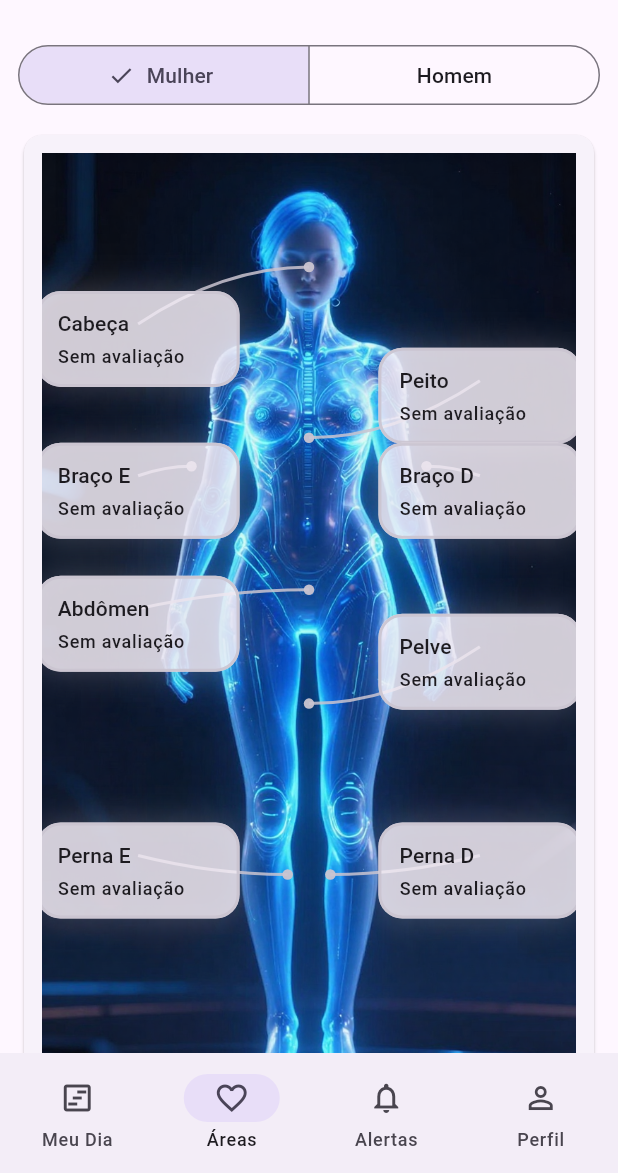
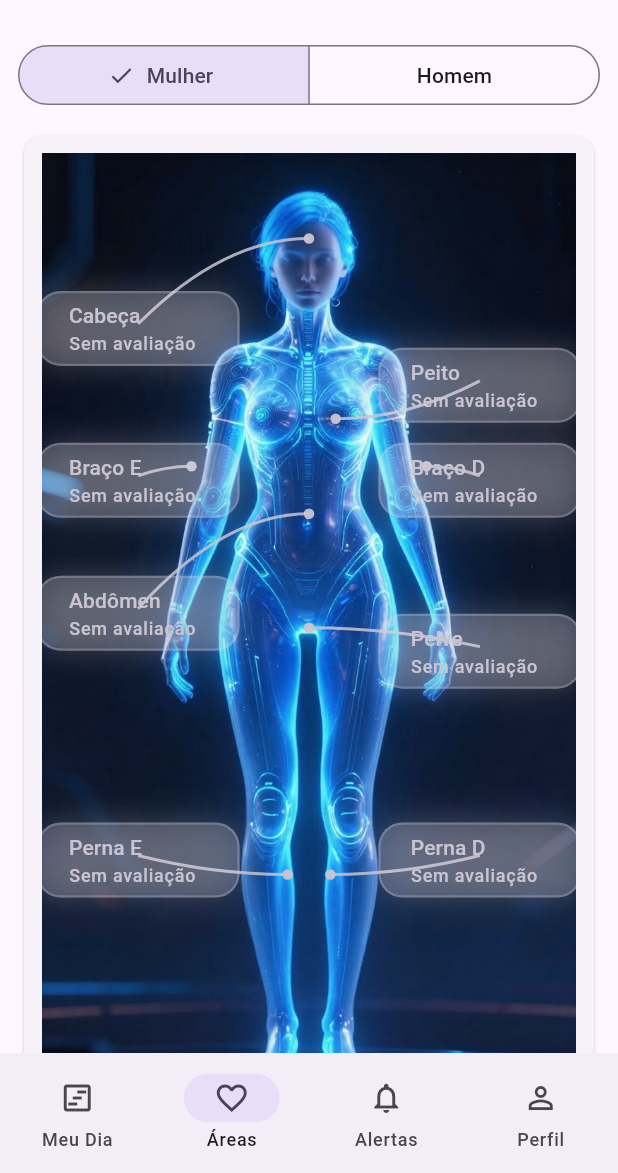
Before and after one commit to Fabrithizio/Vida_app, a Flutter app: the HomePage screen opened directly, item 2 of the bottom bar chosen, on a phone screen of 412 x 824 dp, the part 63-1236 px from its top. Run offline on Flutter 3.47's test engine with Material 3 defaults, Android fonts, the phone set to English and light mode, and no system bars; our stand-ins replace flutter_local_notifications, flutter_svg, hive_flutter, package_info_plus, shared_preferences, timezone; accounts and stored records are empty.

Commit message:
melhorias nos baloes de areas colocarassao

```diff
--- /dev/null
+++ b/devtools_options.yaml
@@ -0,0 +1,3 @@
+description: This file stores settings for Dart & Flutter DevTools.
+documentation: https://docs.flutter.dev/tools/devtools/extensions#configure-extension-enablement-states
+extensions:
--- a/lib/presentation/pages/home/tabs/areas/area_balloon.dart
+++ b/lib/presentation/pages/home/tabs/areas/area_balloon.dart
@@ -33,18 +33,18 @@ class AreaBalloon extends StatelessWidget {
     return ConstrainedBox(
       constraints: BoxConstraints(maxWidth: maxWidth),
       child: Material(
-        color: Theme.of(context).colorScheme.surface.withValues(alpha: 0.82),
+        color: Theme.of(context).colorScheme.surface.withValues(alpha: 0.20),
         borderRadius: BorderRadius.circular(16),
         child: InkWell(
           borderRadius: BorderRadius.circular(16),
           onTap: onTap,
           child: Container(
-            padding: const EdgeInsets.symmetric(horizontal: 12, vertical: 10),
+            padding: const EdgeInsets.symmetric(horizontal: 20, vertical: 5),
             decoration: BoxDecoration(
               borderRadius: BorderRadius.circular(16),
               border: Border.all(
-                color: border.withValues(alpha: 0.9),
-                width: 2,
+                color: border.withValues(alpha: 0.3),
+                width: 1.5,
               ),
               boxShadow: [
                 BoxShadow(
@@ -57,13 +57,20 @@ class AreaBalloon extends StatelessWidget {
             child: Column(
               crossAxisAlignment: CrossAxisAlignment.start,
               children: [
-                Text(title, style: Theme.of(context).textTheme.titleSmall),
-                const SizedBox(height: 4),
+                Text(
+                  title,
+                  style: Theme.of(context).textTheme.titleSmall?.copyWith(
+                    color: _borderColor(context), // usa a cor do status
+                  ),
+                ),
+                const SizedBox(height: 1),
                 Text(
                   subtitle,
                   maxLines: 2,
                   overflow: TextOverflow.ellipsis,
-                  style: Theme.of(context).textTheme.labelMedium,
+                  style: Theme.of(context).textTheme.labelMedium?.copyWith(
+                    color: _borderColor(context), // reaproveita a mesma cor
+                  ),
                 ),
               ],
             ),
--- a/lib/presentation/pages/home/tabs/areas/areas_balloon_config.dart
+++ b/lib/presentation/pages/home/tabs/areas/areas_balloon_config.dart
@@ -26,19 +26,19 @@ class AreasBalloonConfig {
         BalloonSpec(
           areaId: 'head',
           title: 'Cabeça',
-          from: Offset(0.50, 0.12),
+          from: Offset(0.50, 0.09),
           to: Offset(0.18, 0.18),
         ),
         BalloonSpec(
           areaId: 'chest',
           title: 'Peito',
-          from: Offset(0.50, 0.30),
+          from: Offset(0.55, 0.28),
           to: Offset(0.82, 0.24),
         ),
         BalloonSpec(
           areaId: 'abdomen',
           title: 'Abdômen',
-          from: Offset(0.50, 0.46),
+          from: Offset(0.50, 0.38),
           to: Offset(0.18, 0.48),
         ),
         BalloonSpec(
@@ -69,7 +69,7 @@ class AreasBalloonConfig {
         BalloonSpec(
           areaId: 'pelvis',
           title: 'Pelve',
-          from: Offset(0.50, 0.58),
+          from: Offset(0.50, 0.50),
           to: Offset(0.82, 0.52),
         ),
       ];
@@ -79,19 +79,19 @@ class AreasBalloonConfig {
       BalloonSpec(
         areaId: 'head',
         title: 'Cabeça',
-        from: Offset(0.50, 0.12),
+        from: Offset(0.50, 0.09),
         to: Offset(0.18, 0.18),
       ),
       BalloonSpec(
         areaId: 'chest',
         title: 'Peito',
-        from: Offset(0.50, 0.30),
+        from: Offset(0.50, 0.28),
         to: Offset(0.82, 0.24),
       ),
       BalloonSpec(
         areaId: 'abdomen',
         title: 'Abdômen',
-        from: Offset(0.50, 0.46),
+        from: Offset(0.50, 0.38),
         to: Offset(0.18, 0.48),
       ),
       BalloonSpec(
@@ -121,7 +121,7 @@ class AreasBalloonConfig {
       BalloonSpec(
         areaId: 'pelvis',
         title: 'Pelve',
-        from: Offset(0.50, 0.58),
+        from: Offset(0.50, 0.50),
         to: Offset(0.82, 0.52),
       ),
     ];
```
